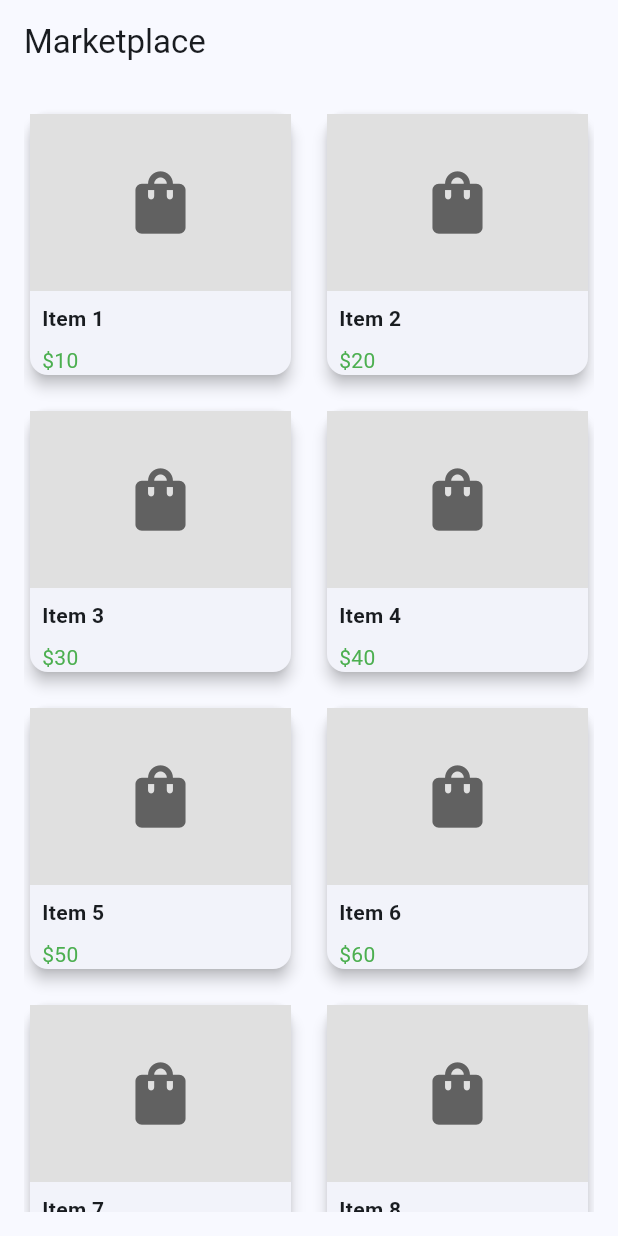
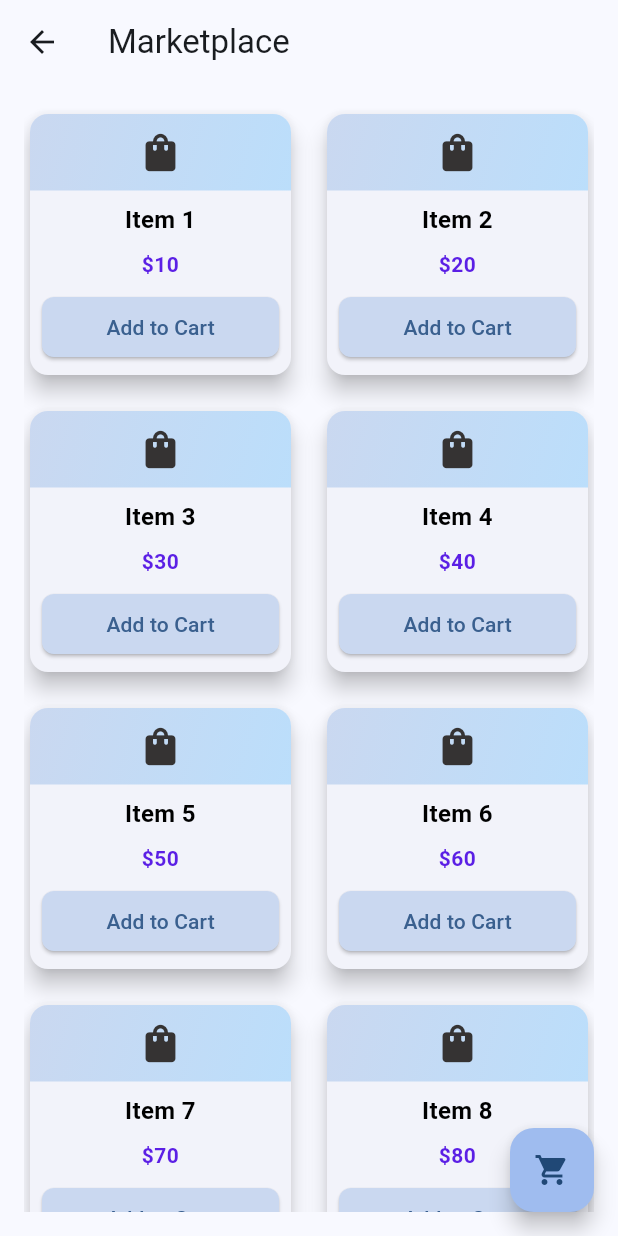
Before and after one commit to SahanEdirimanna/Aquaguard, a Flutter app: the MarketplacePage screen opened directly, on a phone screen of 412 x 824 dp. Run offline on Flutter 3.47's test engine with Material 3 defaults, Android fonts, the phone set to English and light mode, and no system bars; our stand-ins replace fl_chart; network calls fail.

```diff
--- a/lib/globals.dart
+++ b/lib/globals.dart
@@ -3,7 +3,7 @@ import 'package:web_socket_channel/web_socket_channel.dart';
 
 String globalDeviceId = '2';
 String globalTime = '';
-String globalInterval = '10';
+String globalInterval = '50';
 DateTime globalTimefull = DateTime.now();
 
 List<Map<String, dynamic>> globalData = [];
--- a/lib/screens/dashboard.dart
+++ b/lib/screens/dashboard.dart
@@ -327,7 +327,7 @@ class DashboardPageState extends State<DashboardPage> {
                   ScaffoldMessenger.of(context).showSnackBar(
                     SnackBar(
                       content: Text('Manual feeding message sent'),
-                      duration: Duration(seconds: 2),
+                      duration: Duration(seconds: 1),
                     ),
                   );
                 },
--- a/lib/screens/marketplace.dart
+++ b/lib/screens/marketplace.dart
@@ -1,7 +1,35 @@
 import 'package:flutter/material.dart';
 
-class MarketplacePage extends StatelessWidget {
+class MarketplacePage extends StatefulWidget {
   const MarketplacePage({super.key});
+
+  @override
+  State<MarketplacePage> createState() => _MarketplacePageState();
+}
+
+class _MarketplacePageState extends State<MarketplacePage> {
+  final List<String> _cartItems = []; // List to store items added to the cart
+
+  void _addToCart(String itemName) {
+    setState(() {
+      _cartItems.add(itemName);
+    });
+    ScaffoldMessenger.of(context).showSnackBar(
+      SnackBar(
+        content: Text('$itemName added to cart!'),
+        duration: Duration(seconds: 2),
+      ),
+    );
+  }
+
+  void _goToCartPage() {
+    Navigator.push(
+      context,
+      MaterialPageRoute(
+        builder: (context) => CartPage(cartItems: _cartItems),
+      ),
+    );
+  }
 
   @override
   Widget build(BuildContext context) {
@@ -19,33 +47,74 @@ class MarketplacePage extends StatelessWidget {
           ),
           itemCount: 10, // Number of items in the marketplace
           itemBuilder: (context, index) {
+            final itemName = 'Item ${index + 1}';
             return Card(
-              elevation: 4.0,
+              elevation: 6.0,
+              shape: RoundedRectangleBorder(
+                borderRadius: BorderRadius.circular(12.0),
+              ),
               child: Column(
                 crossAxisAlignment: CrossAxisAlignment.stretch,
                 children: [
+                  // Add a light gradient background for the image section
                   Expanded(
                     child: Container(
-                      color: Colors.grey[300],
+                      decoration: BoxDecoration(
+                        borderRadius: BorderRadius.vertical(top: Radius.circular(12.0)),
+                        gradient: LinearGradient(
+                          colors: [
+                            const Color.fromARGB(255, 202, 216, 240),
+                            Colors.blue.shade100,
+                          ],
+                          begin: Alignment.topLeft,
+                          end: Alignment.bottomRight,
+                        ),
+                      ),
                       child: Icon(
                         Icons.shopping_bag,
-                        size: 50,
-                        color: Colors.grey[700],
+                        size: 30,
+                        color: const Color.fromARGB(255, 53, 51, 51),
                       ),
                     ),
                   ),
+                  // Add item name with a soft style
                   Padding(
                     padding: const EdgeInsets.all(8.0),
                     child: Text(
-                      'Item ${index + 1}',
-                      style: TextStyle(fontWeight: FontWeight.bold),
+                      itemName,
+                      style: TextStyle(
+                        fontWeight: FontWeight.bold,
+                        fontSize: 16.0,
+                        color: Colors.black,
+                      ),
+                      textAlign: TextAlign.center,
                     ),
                   ),
+                  // Add price with a soft green style
                   Padding(
                     padding: const EdgeInsets.symmetric(horizontal: 8.0),
                     child: Text(
                       '\$${(index + 1) * 10}',
-                      style: TextStyle(color: Colors.green),
+                      style: TextStyle(
+                        color: Color.fromARGB(255, 91, 31, 229),
+                        fontSize: 14.0,
+                        fontWeight: FontWeight.bold,
+                      ),
+                      textAlign: TextAlign.center,
+                    ),
+                  ),
+                  // Add a "Buy Now" button with light colors
+                  Padding(
+                    padding: const EdgeInsets.all(8.0),
+                    child: ElevatedButton(
+                      style: ElevatedButton.styleFrom(
+                        backgroundColor: const Color.fromARGB(255, 202, 216, 240), // Light button color
+                        shape: RoundedRectangleBorder(
+                          borderRadius: BorderRadius.circular(8.0),
+                        ),
+                      ),
+                      onPressed: () => _addToCart(itemName), // Add item to cart
+                      child: Text('Add to Cart'),
                     ),
                   ),
                 ],
@@ -54,12 +123,46 @@ class MarketplacePage extends StatelessWidget {
           },
         ),
       ),
+      floatingActionButton: FloatingActionButton(
+        onPressed: _goToCartPage, // Set the icon
+        backgroundColor:const Color.fromARGB(255, 159, 188, 239), // Navigate to the CartPage
+        child: Icon(Icons.shopping_cart),
+      ),
     );
   }
 }
 
-void main() {
-  runApp(MaterialApp(
-    home: MarketplacePage(),
-  ));
+class CartPage extends StatelessWidget {
+  final List<String> cartItems;
+
+  const CartPage({super.key, required this.cartItems});
+
+  @override
+  Widget build(BuildContext context) {
+    return Scaffold(
+      appBar: AppBar(
+        title: Text('Cart'),
+        backgroundColor: const Color.fromARGB(255, 110, 179, 235),
+      ),
+      body: cartItems.isEmpty
+          ? Center(
+              child: Text(
+                'Your cart is empty!',
+                style: TextStyle(fontSize: 18.0, color: Colors.grey),
+              ),
+            )
+          : ListView.builder(
+              itemCount: cartItems.length,
+              itemBuilder: (context, index) {
+                return ListTile(
+                  leading: Icon(Icons.shopping_cart, color: const Color.fromARGB(255, 19, 36, 49)),
+                  title: Text(
+                    cartItems[index],
+                    style: TextStyle(fontSize: 20.0, fontWeight: FontWeight.bold),
+                  ),
+                );
+              },
+            ),
+    );
+  }
 }
```
Also changed, not shown: lib/screens/settings.dart (+76 -30 lines).
